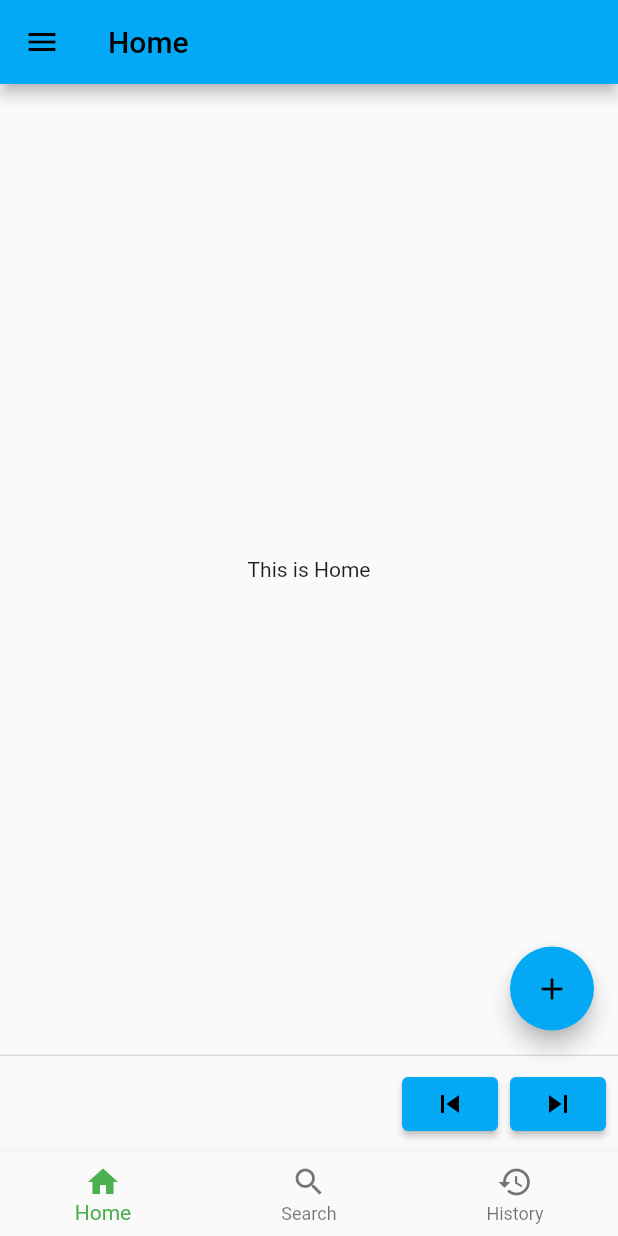
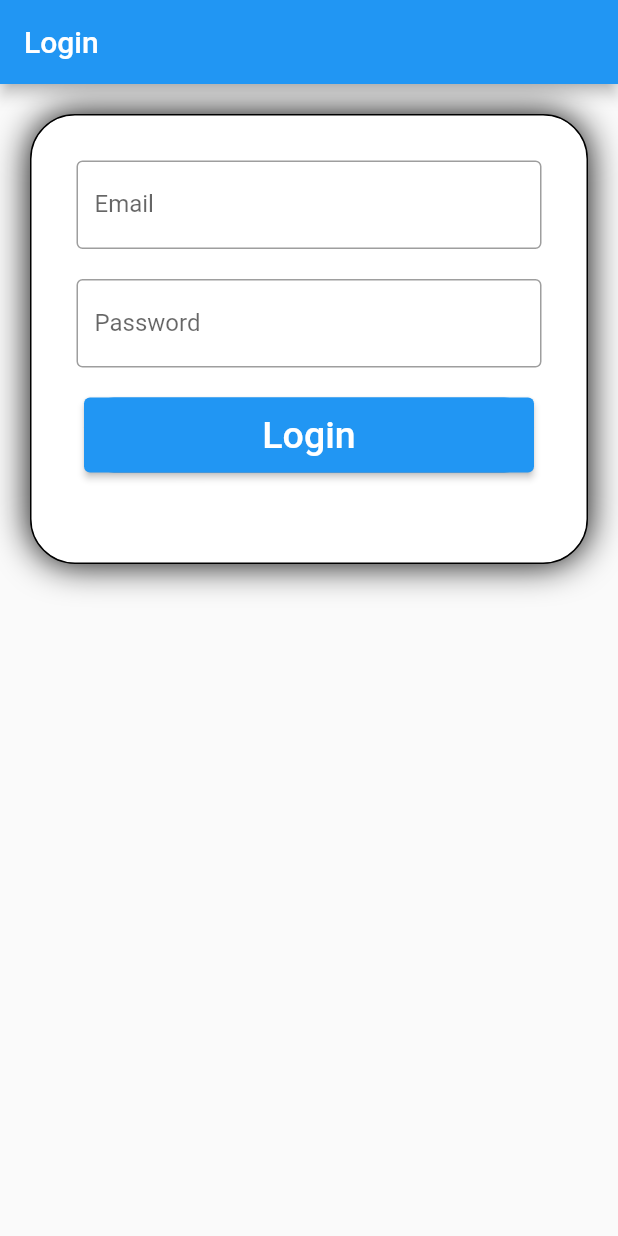
Before and after one commit to andreasHartono/Learn_Flutter, a Flutter app: the screen it shows after launch, on a phone screen of 412 x 824 dp. Run offline on Flutter 3.47's test engine with Material 2 defaults, Android fonts, the phone set to English and light mode, and no system bars; our stand-ins replace percent_indicator, shared_preferences.

Commit message:
update week 9

```diff
--- /dev/null
+++ b/lib/screens/login.dart
@@ -0,0 +1,127 @@
+import 'dart:convert';
+
+import 'package:flutter/material.dart';
+import 'package:shared_preferences/shared_preferences.dart';
+import 'package:http/http.dart' as http;
+import '../main.dart';
+
+class MyLogin extends StatelessWidget {
+  @override
+  Widget build(BuildContext context) {
+    return MaterialApp(
+      title: 'Flutter Demo',
+      theme: ThemeData(
+        primarySwatch: Colors.blue,
+      ),
+      home: Login(),
+    );
+  }
+}
+
+class Login extends StatefulWidget {
+  @override
+  State<StatefulWidget> createState() {
+    return _LoginState();
+  }
+}
+
+class _LoginState extends State<Login> {
+  late String _user_id;
+  late String _user_password;
+  late String error_login;
+
+  @override
+  void initState() {
+    // TODO: implement initState
+    super.initState();
+    _user_id = "";
+    _user_password = "";
+    error_login = "";
+  }
+
+  void doLogin() async {
+    final response = await http.post(
+        Uri.parse("https://ubaya.fun/flutter/160419047/login.php"),
+        body: {'user_id': _user_id, 'user_password': _user_password});
+    if (response.statusCode == 200) {
+      Map json = jsonDecode(response.body);
+      if (json['result'] == 'success') {
+        final prefs = await SharedPreferences.getInstance();
+        prefs.setString("user_id", _user_id);
+        prefs.setString("user_name", json['user_name']);
+        main();
+      } else {
+        setState(() {
+          error_login = "Incorrect user or password";
+        });
+      }
+    } else {
+      throw Exception('Failed to read API');
+    }
+  }
+
+  @override
+  Widget build(BuildContext context) {
+    return Scaffold(
+        appBar: AppBar(
+          title: Text('Login'),
+        ),
+        body: Container(
+          height: 300,
+          margin: EdgeInsets.all(20),
+          padding: EdgeInsets.all(20),
+          decoration: BoxDecoration(
+              borderRadius: BorderRadius.all(Radius.circular(30)),
+              border: Border.all(width: 1),
+              color: Colors.white,
+              boxShadow: [BoxShadow(blurRadius: 20)]),
+          child: Column(children: [
+            Padding(
+              padding: EdgeInsets.all(10),
+              child: TextField(
+                onChanged: (value) {
+                  _user_id = value;
+                },
+                decoration: InputDecoration(
+                    border: OutlineInputBorder(),
+                    labelText: 'Email',
+                    hintText: 'Enter valid email id as abc@gmail.com'),
+              ),
+            ),
+            Padding(
+              padding: EdgeInsets.all(10),
+              //padding: EdgeInsets.symmetric(horizontal: 15),
+              child: TextField(
+                onChanged: (value) {
+                  _user_password = value;
+                },
+                obscureText: true,
+                decoration: InputDecoration(
+                    border: OutlineInputBorder(),
+                    labelText: 'Password',
+                    hintText: 'Enter secure password'),
+              ),
+            ),
+            if (error_login != "") Text(error_login),
+            Padding(
+                padding: EdgeInsets.all(10),
+                child: Container(
+                  height: 50,
+                  width: 300,
+                  decoration: BoxDecoration(
+                      color: Colors.blue,
+                      borderRadius: BorderRadius.circular(20)),
+                  child: ElevatedButton(
+                    onPressed: () {
+                      doLogin();
+                    },
+                    child: Text(
+                      'Login',
+                      style: TextStyle(color: Colors.white, fontSize: 25),
+                    ),
+                  ),
+                )),
+          ]),
+        ));
+  }
+}
--- a/pubspec.yaml
+++ b/pubspec.yaml
@@ -35,6 +35,7 @@ dependencies:
   cupertino_icons: ^1.0.2
   percent_indicator: ^4.2.2
   http: 0.13.5
+  shared_preferences: ^2.0.15
 dev_dependencies:
   flutter_test:
     sdk: flutter
```
Also changed, not shown: lib/class/popMovie.dart (+11 -9 lines), lib/class/pop_actor.dart (added, +16 -0 lines), lib/main.dart (+20 -2 lines), lib/screens/detailpop.dart (added, +97 -0 lines), lib/screens/popularactor.dart (+97 -0 lines), lib/screens/popularmovie.dart (+48 -28 lines), pubspec.lock, 1 other file.
